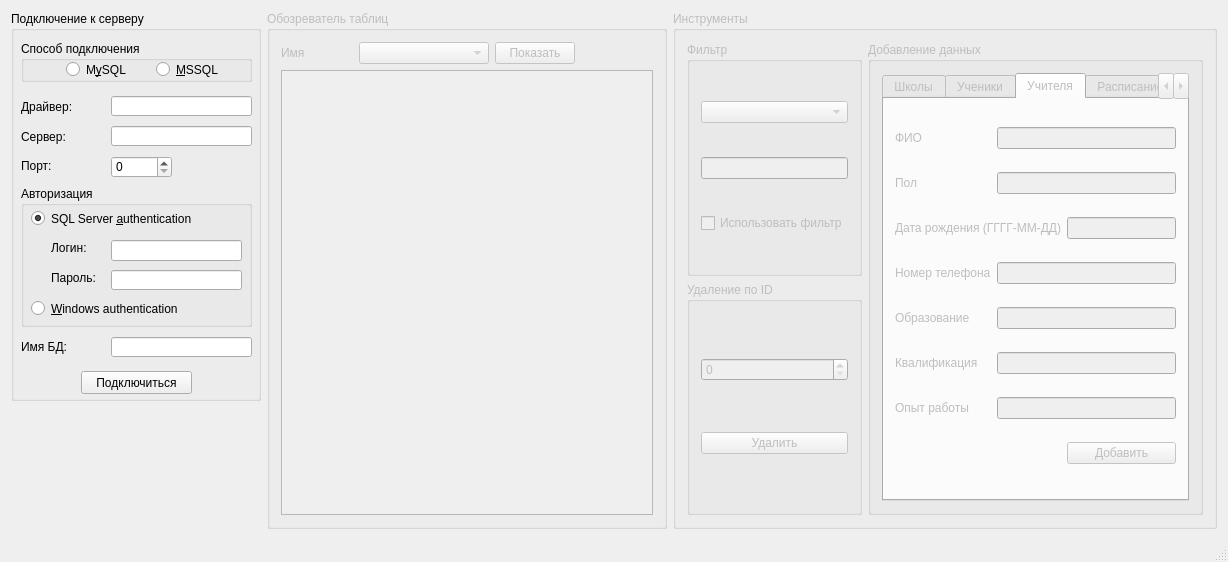
Old version of the form src/mainwindow.ui in the repository inimitab1e/SchoolFormQT.
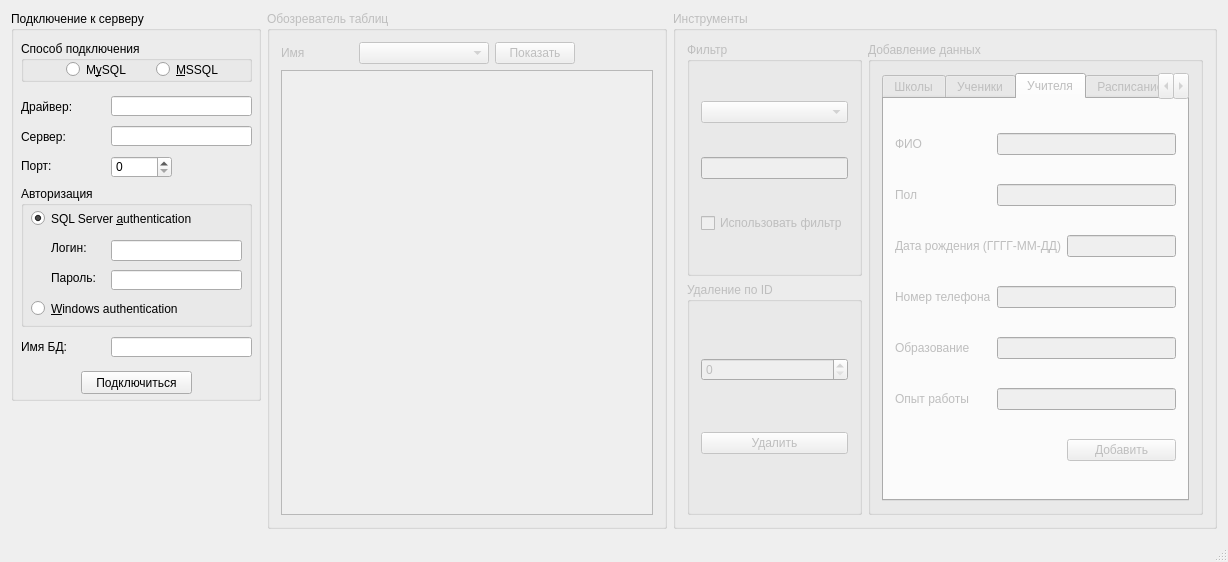
New version of the form. The open tabs and pages were chosen to show the change. Icons and pictures are not drawn.

Diff of the .ui file:
```diff
--- a/src/mainwindow.ui
+++ b/src/mainwindow.ui
@@ -711,27 +711,17 @@
               <item row="4" column="1" colspan="2">
                <widget class="QLineEdit" name="lineEdit_teacher_education"/>
               </item>
-              <item row="5" column="0">
-               <widget class="QLabel" name="label_21">
-                <property name="text">
-                 <string>Квалификация</string>
-                </property>
-               </widget>
-              </item>
               <item row="5" column="1" colspan="2">
-               <widget class="QLineEdit" name="lineEdit_teacher_qualificationName"/>
+               <widget class="QLineEdit" name="lineEdit_teacher_experience"/>
               </item>
-              <item row="6" column="0">
+              <item row="5" column="0">
                <widget class="QLabel" name="label_35">
                 <property name="text">
                  <string>Опыт работы</string>
                 </property>
                </widget>
               </item>
-              <item row="6" column="1" colspan="2">
-               <widget class="QLineEdit" name="lineEdit_teacher_experience"/>
-              </item>
-              <item row="7" column="2">
+              <item row="6" column="2">
                <widget class="QPushButton" name="pushButton_3">
                 <property name="text">
                  <string>Добавить</string>
```
Left out of the diff: 16 changed lines with no effect on the pictures.
